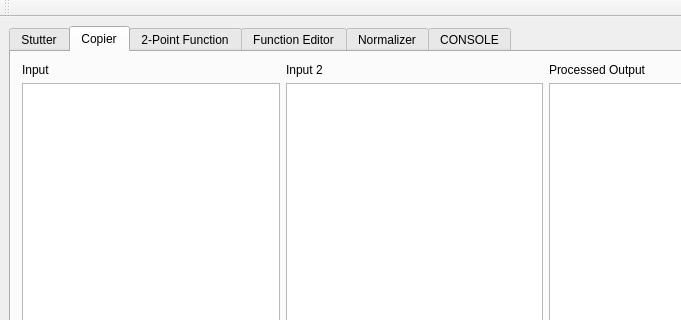
This is svTool.ui in Eve-ning/reamber as Qt 5 draws it before an edit; both pictures show x 0 to 681 and y 0 to 320 of the 1092 by 520 pixel window. The edited form follows.
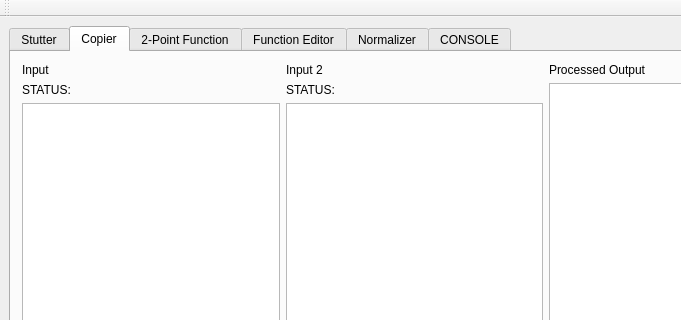
This is the edited form. The open tabs and pages were chosen to show the change. Custom widgets are drawn as their Qt base class.

Commit message: Added Message Return & Fix Input Error

```diff
--- a/svTool.ui
+++ b/svTool.ui
@@ -235,9 +235,16 @@
           </property>
          </widget>
         </item>
-        <item row="1" column="0">
+        <item row="2" column="0">
          <widget class="QPlainTextEdit" name="copier_inputBox"/>
         </item>
+        <item row="1" column="0">
+         <widget class="QLabel" name="copier_inputStatusLabel">
+          <property name="text">
+           <string>STATUS:</string>
+          </property>
+         </widget>
+        </item>
        </layout>
       </item>
       <item row="0" column="1" rowspan="2">
@@ -249,9 +256,16 @@
           </property>
          </widget>
         </item>
-        <item row="1" column="0">
+        <item row="2" column="0">
          <widget class="QPlainTextEdit" name="copier_inputBox_2"/>
         </item>
+        <item row="1" column="0">
+         <widget class="QLabel" name="copier_inputStatusLabel_2">
+          <property name="text">
+           <string>STATUS:</string>
+          </property>
+         </widget>
+        </item>
        </layout>
       </item>
       <item row="0" column="4">
```
Left out of the diff: 11 changed lines with no effect on the pictures. The commit also changes 3 other files.
